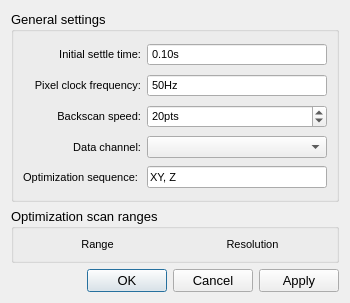
Above: qudi/gui/scanning/ui_optimizer_settings.ui from Ulm-IQO/qudi before the change. Below: the same form after it.
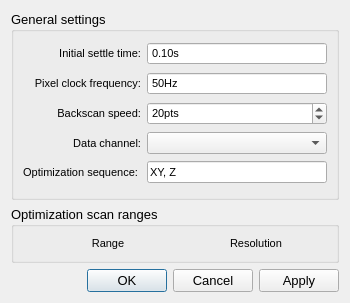
That is the form after the change. Custom widgets are drawn as their Qt base class.

The edit to the form file:
```diff
--- a/qudi/gui/scanning/ui_optimizer_settings.ui
+++ b/qudi/gui/scanning/ui_optimizer_settings.ui
@@ -252,28 +252,7 @@
       <string>Optimization scan ranges</string>
      </property>
      <layout class="QGridLayout" name="scan_ranges_gridLayout">
-      <item row="0" column="0">
-       <widget class="QLabel" name="label_2">
-        <property name="sizePolicy">
-         <sizepolicy hsizetype="Expanding" vsizetype="Preferred">
-          <horstretch>0</horstretch>
-          <verstretch>0</verstretch>
-         </sizepolicy>
-        </property>
-        <property name="font">
-         <font>
-          <pointsize>8</pointsize>
-         </font>
-        </property>
-        <property name="text">
-         <string>Range</string>
-        </property>
-        <property name="alignment">
-         <set>Qt::AlignCenter</set>
-        </property>
-       </widget>
-      </item>
-      <item row="0" column="1">
+      <item row="0" column="2">
        <widget class="QLabel" name="label_3">
         <property name="sizePolicy">
          <sizepolicy hsizetype="Expanding" vsizetype="Preferred">
@@ -294,6 +273,40 @@
         </property>
        </widget>
       </item>
+      <item row="0" column="1">
+       <widget class="QLabel" name="label_2">
+        <property name="sizePolicy">
+         <sizepolicy hsizetype="Expanding" vsizetype="Preferred">
+          <horstretch>0</horstretch>
+          <verstretch>0</verstretch>
+         </sizepolicy>
+        </property>
+        <property name="font">
+         <font>
+          <pointsize>8</pointsize>
+         </font>
+        </property>
+        <property name="text">
+         <string>Range</string>
+        </property>
+        <property name="alignment">
+         <set>Qt::AlignCenter</set>
+        </property>
+       </widget>
+      </item>
+      <item row="0" column="0">
+       <widget class="QLabel" name="dummy_label">
+        <property name="enabled">
+         <bool>false</bool>
+        </property>
+        <property name="text">
+         <string/>
+        </property>
+        <property name="textInteractionFlags">
+         <set>Qt::NoTextInteraction</set>
+        </property>
+       </widget>
+      </item>
      </layout>
     </widget>
    </item>
```
